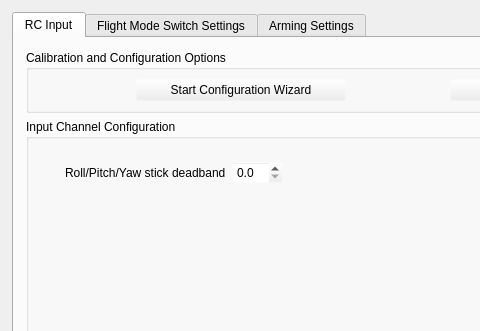
openpilot/OpenPilot, file ground/openpilotgcs/src/plugins/config/input.ui: the form before one commit; both pictures show x 0 to 480 and y 0 to 331 of the 796 by 828 pixel window.
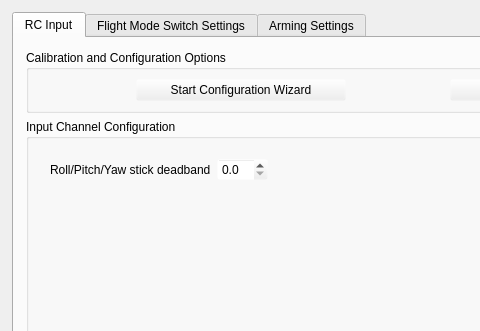
The form after the commit. Icons and pictures are not drawn.

```diff
--- a/ground/openpilotgcs/src/plugins/config/input.ui
+++ b/ground/openpilotgcs/src/plugins/config/input.ui
@@ -155,13 +155,13 @@
              </property>
              <layout class="QVBoxLayout" name="verticalLayout_6">
               <property name="leftMargin">
-               <number>12</number>
+               <number>0</number>
               </property>
               <property name="topMargin">
                <number>0</number>
               </property>
               <property name="rightMargin">
-               <number>12</number>
+               <number>0</number>
               </property>
               <property name="bottomMargin">
                <number>0</number>
@@ -173,18 +173,6 @@
                 </property>
                 <widget class="QWidget" name="advancedPage">
                  <layout class="QVBoxLayout" name="verticalLayout_3">
-                  <property name="leftMargin">
-                   <number>12</number>
-                  </property>
-                  <property name="topMargin">
-                   <number>12</number>
-                  </property>
-                  <property name="rightMargin">
-                   <number>12</number>
-                  </property>
-                  <property name="bottomMargin">
-                   <number>12</number>
-                  </property>
                   <item>
                    <layout class="QVBoxLayout" name="channelSettings">
                     <property name="spacing">
```
Left out of the diff: 2 changed lines with no effect on the pictures.
